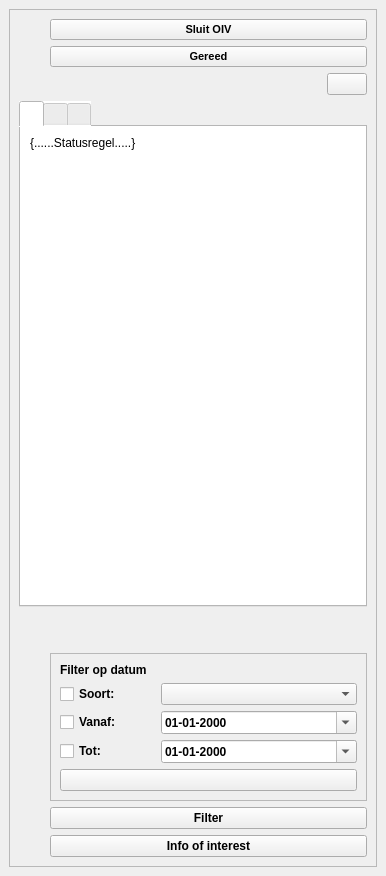
Qt form plugin/oiv/oiv_base_widget.ui (OIV-NL-QGIS/QGIS_project) before a commit.
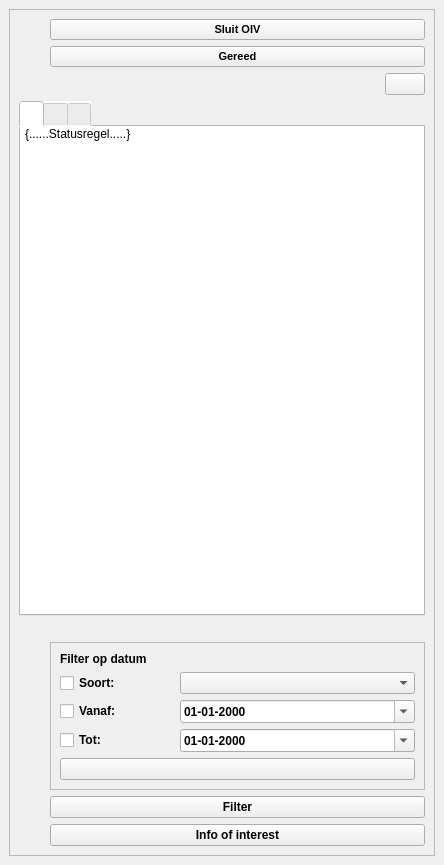
The same form after that commit. The open tabs and pages were chosen to show the change. Icons and pictures are not drawn.

Commit message: Repressief object new interface working

Diff of the .ui file:
```diff
--- a/plugin/oiv/oiv_base_widget.ui
+++ b/plugin/oiv/oiv_base_widget.ui
@@ -6,8 +6,8 @@
    <rect>
     <x>0</x>
     <y>0</y>
-    <width>386</width>
-    <height>876</height>
+    <width>444</width>
+    <height>865</height>
    </rect>
   </property>
   <property name="font">
@@ -35,8 +35,8 @@
         <rect>
          <x>0</x>
          <y>0</y>
-         <width>366</width>
-         <height>834</height>
+         <width>424</width>
+         <height>823</height>
         </rect>
        </property>
        <layout class="QVBoxLayout" name="verticalLayout_2">
@@ -288,7 +288,7 @@
              <string>Gereed</string>
             </property>
             <property name="checkable">
-             <bool>true</bool>
+             <bool>false</bool>
             </property>
            </widget>
           </item>
@@ -303,7 +303,7 @@
             <property name="sizeHint" stdset="0">
              <size>
               <width>20</width>
-              <height>40</height>
+              <height>20</height>
              </size>
             </property>
            </spacer>
@@ -331,7 +331,7 @@
              <string>Sluit OIV</string>
             </property>
             <property name="checkable">
-             <bool>true</bool>
+             <bool>false</bool>
             </property>
            </widget>
           </item>
@@ -355,6 +355,12 @@
               <height>48</height>
              </size>
             </property>
+            <property name="elideMode">
+             <enum>Qt::ElideNone</enum>
+            </property>
+            <property name="usesScrollButtons">
+             <bool>false</bool>
+            </property>
             <property name="tabBarAutoHide">
              <bool>false</bool>
             </property>
@@ -370,6 +376,18 @@
               <string>Klik voor planvorming Object / terrein / gebied</string>
              </attribute>
              <layout class="QVBoxLayout" name="verticalLayout_3">
+              <property name="leftMargin">
+               <number>0</number>
+              </property>
+              <property name="topMargin">
+               <number>0</number>
+              </property>
+              <property name="rightMargin">
+               <number>0</number>
+              </property>
+              <property name="bottomMargin">
+               <number>0</number>
+              </property>
               <item>
                <widget class="QLabel" name="statusregelObject">
                 <property name="sizePolicy">
@@ -384,6 +402,12 @@
                 <property name="wordWrap">
                  <bool>true</bool>
                 </property>
+                <property name="margin">
+                 <number>4</number>
+                </property>
+                <property name="indent">
+                 <number>4</number>
+                </property>
                </widget>
               </item>
               <item>
@@ -405,6 +429,19 @@
                 </property>
                </widget>
               </item>
+              <item>
+               <spacer name="verticalSpacer_3">
+                <property name="orientation">
+                 <enum>Qt::Vertical</enum>
+                </property>
+                <property name="sizeHint" stdset="0">
+                 <size>
+                  <width>20</width>
+                  <height>0</height>
+                 </size>
+                </property>
+               </spacer>
+              </item>
              </layout>
             </widget>
             <widget class="QWidget" name="bouwlaag">
```
Left out of the diff: 49 changed lines with no effect on the pictures. The commit also changes 6 other files.
